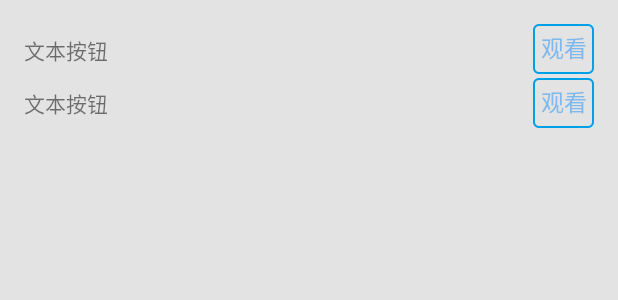
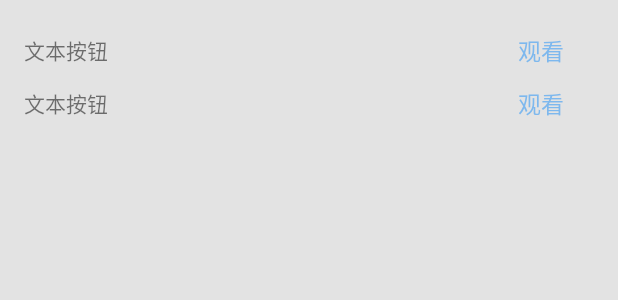
Before and after one commit to ctg168/StyleTest002, an Android app: the layout button_style_example.xml on its own in the app's theme, with its tools: preview values and no code run, on a phone screen of 412 x 824 dp. Shown: the top 300 px of the screen. Run offline under Robolectric (Android 15) with nearby library versions, the phone set to English and light mode, and no system bars.

Commit message:
add 3 theme

```diff
--- a/app/src/main/res/drawable/btn_theme_base_selector.xml
+++ /dev/null
@@ -1,8 +0,0 @@
-<?xml version="1.0" encoding="utf-8"?>
-
-<selector xmlns:android="http://schemas.android.com/apk/res/android">
-    <item android:state_pressed="false" android:drawable="@drawable/btn_blue" />
-    <item android:state_pressed="true" android:drawable="@drawable/btn_blue_press" />
-    <item android:state_focused="true" android:drawable="@drawable/btn_blue_press" />
-    <item android:drawable="@drawable/btn_blue" />
-</selector>
--- a/app/src/main/res/layout/button_style_example.xml
+++ b/app/src/main/res/layout/button_style_example.xml
@@ -20,8 +20,7 @@
         <Button
             android:layout_width="wrap_content"
             android:layout_height="wrap_content"
-            android:text="观看"
-            android:layout_gravity="center_horizontal" />
+            android:text="观看"/>
     </TableRow>
 
     <TableRow android:gravity="center_vertical" android:minHeight="35dp">
--- a/app/src/main/res/values/styles.xml
+++ b/app/src/main/res/values/styles.xml
@@ -1,17 +1,17 @@
 <resources>
 
     <style name="AppBaseTheme" parent="@android:style/Theme.Light" />
+    <style name="AppBaseTheme_Dark" parent="@android:style/Theme.Black" />
 
     <style name="JetAppThemeBase" parent="@android:style/Theme.NoTitleBar">
         <item name="android:windowNoTitle">true</item>
+        <item name="android:textSize">14sp</item>
+    </style>
+
+    <!--基本主题_蓝色-->
+    <style name="JetAppTheme" parent="JetAppThemeBase">
         <item name="android:windowBackground">@color/background_color_base</item>
         <item name="android:textColor">@color/jet_text_color_default</item>
-    </style>
-
-    <!--基本主题-->
-    <style name="JetAppTheme" parent="JetAppThemeBase">
-        <item name="android:textSize">14sp</item>
-        <item name="themeColor">@color/background_color_base </item>
         <item name="android:buttonStyle">@style/btn_text_theme_style</item>
     </style>
 
--- a/app/src/main/res/values/styles_def_blue.xml
+++ b/app/src/main/res/values/styles_def_blue.xml
@@ -1,18 +1,19 @@
 <?xml version="1.0" encoding="utf-8"?>
 <resources>
+    <!--蓝色主题颜色-->
+    <color name="jet_color_blue_heave">#ff2292f8</color>
+    <color name="jet_color_blue_default">#872292f8</color>
+    <color name="jet_color_blue_secondary">#482292f8</color>
+
     <!--按钮样式-->
     <!--文本按钮：标准主题-->
     <style name="btn_text_theme_style">
         <item name="android:textSize">15dp</item>
+        <item name="android:minWidth">70dp</item>
+        <item name="android:gravity">center</item>
         <item name="android:textColor">@color/jet_text_color_default_theme</item>
-        <item name="android:background">@drawable/btn_theme_base_selector</item>
+        <!--<item name="android:background">@drawable/btn_theme_base_selector</item>-->
     </style>
 
-    <!--文本按钮：标准主题 带选中状态-->
-    <style name="btn_text_theme_2state_style">
-        <item name="android:textSize">15dp</item>
-        <item name="android:textColor">@color/jet_text_color_default_theme</item>
-        <item name="android:background">@drawable/btn_theme_base_selector</item>
-    </style>
 
 </resources>
```
Also changed, not shown: app/src/main/res/values/colors.xml (+22 -5 lines), 1 other file.
